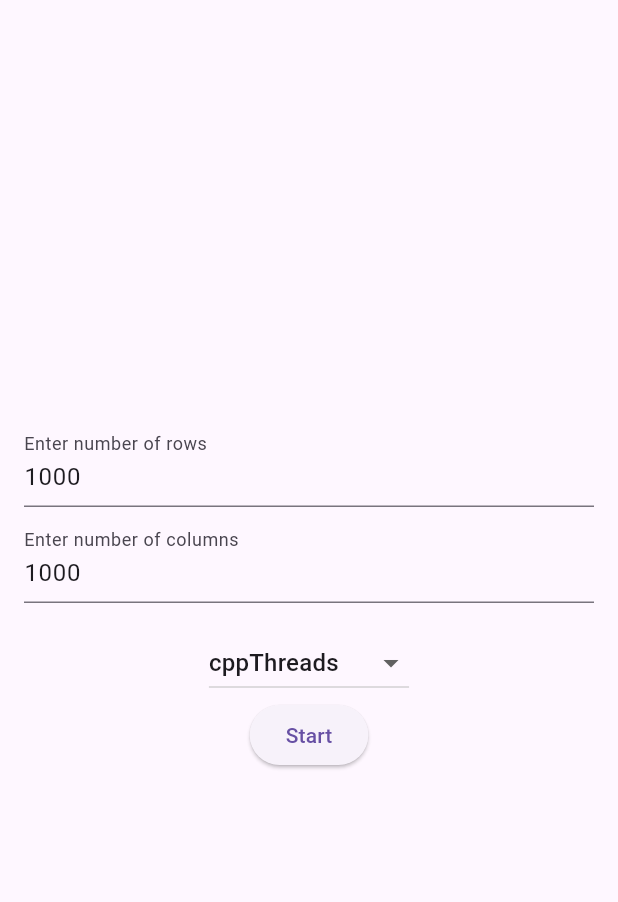
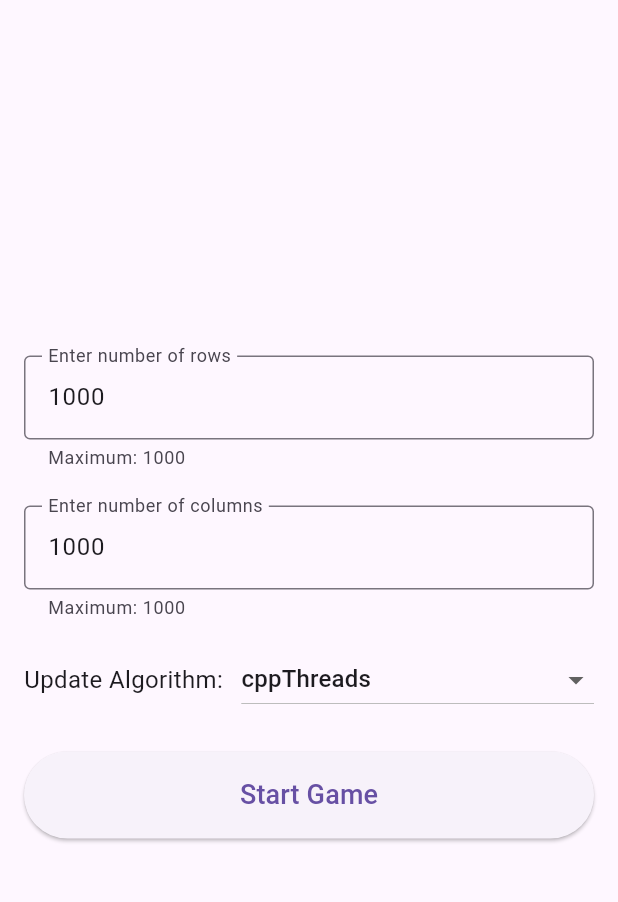
Before and after one commit to hazit90/FlutterGameOfLife, a Flutter app: the screen it shows after launch, on a phone screen of 412 x 824 dp, the part 63-965 px from its top. Run offline on Flutter 3.47's test engine with Material 3 defaults, Android fonts, the phone set to English and light mode, and no system bars; missing offline and left inert: circular_buffer, dart:ffi.

Commit message:
Refactor WelcomeScreen: Enhance input handling with improved validation and modularize UI components

```diff
--- a/game_of_life/lib/screens/welcome_screen.dart
+++ b/game_of_life/lib/screens/welcome_screen.dart
@@ -2,130 +2,225 @@ import 'package:flutter/material.dart';
 import 'package:game_of_life/screens/game_screen.dart';
 import 'package:game_of_life/data/update_type.dart';
 
-// ignore: non_constant_identifier_names
-String rows_cols = '1000';
+/// Default value for rows and columns input fields
+const String _defaultGridSize = '1000';
 
+/// Maximum allowed value for grid dimensions
+const int _maxGridSize = 1000;
+
+/// Welcome screen that allows users to configure Game of Life parameters
+///
+/// This screen provides:
+/// - Input fields for grid dimensions (rows and columns)
+/// - Dropdown to select update algorithm type
+/// - Validation for user inputs
+/// - Navigation to the game screen
 class WelcomeScreen extends StatefulWidget {
   const WelcomeScreen({super.key});
 
   @override
-  // ignore: library_private_types_in_public_api
-  _WelcomeScreenState createState() => _WelcomeScreenState();
+  State<WelcomeScreen> createState() => _WelcomeScreenState();
 }
 
 class _WelcomeScreenState extends State<WelcomeScreen> {
-  final TextEditingController _rowsController =
-      TextEditingController(text: rows_cols);
-  final TextEditingController _colsController =
-      TextEditingController(text: rows_cols);
+  /// Controller for the rows input field
+  late final TextEditingController _rowsController;
+
+  /// Controller for the columns input field
+  late final TextEditingController _colsController;
+
+  /// Currently selected update algorithm type
   UpdateType _selectedUpdateType = UpdateType.cppThreads;
+
+  @override
+  void initState() {
+    super.initState();
+    // Initialize controllers with default values
+    _rowsController = TextEditingController(text: _defaultGridSize);
+    _colsController = TextEditingController(text: _defaultGridSize);
+  }
 
   @override
   Widget build(BuildContext context) {
     return Scaffold(
-      appBar: AppBar(title: const Text('Welcome to Game of Life')),
+      appBar: AppBar(
+        title: const Text('Welcome to Game of Life'),
+      ),
       body: Padding(
         padding: const EdgeInsets.all(16.0),
         child: Column(
           mainAxisAlignment: MainAxisAlignment.center,
-          children: <Widget>[
-            TextField(
-              controller: _rowsController,
-              decoration:
-                  const InputDecoration(labelText: 'Enter number of rows'),
-              keyboardType: TextInputType.number,
-            ),
-            const SizedBox(height: 8),
-            TextField(
-              controller: _colsController,
-              decoration:
-                  const InputDecoration(labelText: 'Enter number of columns'),
-              keyboardType: TextInputType.number,
-            ),
+          children: [
+            _buildRowsInputField(),
+            const SizedBox(height: 24),
+            _buildColumnsInputField(),
             const SizedBox(height: 16),
-            DropdownButton<UpdateType>(
-              value: _selectedUpdateType,
-              onChanged: (UpdateType? newValue) {
-                setState(() {
-                  _selectedUpdateType = newValue!;
-                });
-              },
-              items: UpdateType.values
-                  .map<DropdownMenuItem<UpdateType>>((UpdateType value) {
-                return DropdownMenuItem<UpdateType>(
-                  value: value,
-                  child: Text(value.toString().split('.').last),
-                );
-              }).toList(),
-            ),
-            ElevatedButton(
-              onPressed: _startGame,
-              child: const Text('Start'),
-            ),
+            _buildUpdateTypeDropdown(),
+            const SizedBox(height: 24),
+            _buildStartButton(),
           ],
         ),
       ),
     );
   }
 
+  /// Builds the input field for number of rows
+  Widget _buildRowsInputField() {
+    return TextField(
+      controller: _rowsController,
+      decoration: const InputDecoration(
+        labelText: 'Enter number of rows',
+        border: OutlineInputBorder(),
+        helperText: 'Maximum: $_maxGridSize',
+      ),
+      keyboardType: TextInputType.number,
+    );
+  }
+
+  /// Builds the input field for number of columns
+  Widget _buildColumnsInputField() {
+    return TextField(
+      controller: _colsController,
+      decoration: const InputDecoration(
+        labelText: 'Enter number of columns',
+        border: OutlineInputBorder(),
+        helperText: 'Maximum: $_maxGridSize',
+      ),
+      keyboardType: TextInputType.number,
+    );
+  }
+
+  /// Builds the dropdown for selecting update algorithm type
+  Widget _buildUpdateTypeDropdown() {
+    return Row(
+      children: [
+        const Text(
+          'Update Algorithm: ',
+          style: TextStyle(fontSize: 16),
+        ),
+        const SizedBox(width: 8),
+        Expanded(
+          child: DropdownButton<UpdateType>(
+            value: _selectedUpdateType,
+            isExpanded: true,
+            onChanged: _onUpdateTypeChanged,
+            items: UpdateType.values.map(_buildDropdownItem).toList(),
+          ),
+        ),
+      ],
+    );
+  }
+
+  /// Builds individual dropdown menu items
+  DropdownMenuItem<UpdateType> _buildDropdownItem(UpdateType value) {
+    return DropdownMenuItem<UpdateType>(
+      value: value,
+      child: Text(_getUpdateTypeDisplayName(value)),
+    );
+  }
+
+  /// Gets a user-friendly display name for the update type
+  String _getUpdateTypeDisplayName(UpdateType updateType) {
+    return updateType.toString().split('.').last;
+  }
+
+  /// Builds the start game button
+  Widget _buildStartButton() {
+    return SizedBox(
+      width: double.infinity,
+      child: ElevatedButton(
+        onPressed: _startGame,
+        style: ElevatedButton.styleFrom(
+          padding: const EdgeInsets.symmetric(vertical: 16),
+        ),
+        child: const Text(
+          'Start Game',
+          style: TextStyle(fontSize: 18),
+        ),
+      ),
+    );
+  }
+
+  /// Handles changes to the update type dropdown
+  void _onUpdateTypeChanged(UpdateType? newValue) {
+    if (newValue != null) {
+      setState(() {
+        _selectedUpdateType = newValue;
+      });
+    }
+  }
+
+  /// Validates input and starts the game if all inputs are valid
   void _startGame() {
-    // Parse the input values
-
     final int rows = int.tryParse(_rowsController.text) ?? 0;
     final int cols = int.tryParse(_colsController.text) ?? 0;
 
-    // check max input
-    int maxInput = 1000;
-    if (rows > maxInput || cols > maxInput) {
-      // Show an error message if the input is not valid
-      showDialog(
+    // Validate maximum input values
+    if (_isInputTooLarge(rows, cols)) {
+      _showMaxInputExceededDialog();
+      return;
+    }
+
+    // Validate positive input values
+    if (_isInputInvalid(rows, cols)) {
+      _showInvalidInputDialog();
+      return;
+    }
+
+    // Navigate to game screen with validated parameters
+    _navigateToGameScreen(rows, cols);
+  }
+
+  /// Checks if input values exceed maximum allowed size
+  bool _isInputTooLarge(int rows, int cols) {
+    return rows > _maxGridSize || cols > _maxGridSize;
+  }
+
+  /// Checks if input values are invalid (non-positive)
+  bool _isInputInvalid(int rows, int cols) {
+    return rows <= 0 || cols <= 0;
+  }
+
+  /// Shows dialog when input exceeds maximum allowed values
+  void _showMaxInputExceededDialog() {
+    _showErrorDialog(
+      title: 'Input Too Large',
+      message:
+          'Please enter row and column values less than or equal to $_maxGridSize.',
+    );
+  }
+
+  /// Shows dialog when input values are invalid
+  void _showInvalidInputDialog() {
+    _showErrorDialog(
+      title: 'Invalid Input',
+      message: 'Please enter positive numbers for both rows and columns.',
+    );
+  }
+
+  /// Shows a generic error dialog with custom title and message
+  void _showErrorDialog({required String title, required String message}) {
+    showDialog<void>(
       context: context,
       builder: (BuildContext context) {
         return AlertDialog(
-            title: const Text('Invalid Input'),
-            content: Text(
-                'Please input row or column value of less than $maxInput.'),
-            actions: <Widget>[
+          title: Text(title),
+          content: Text(message),
+          actions: [
             TextButton(
+              onPressed: () => Navigator.of(context).pop(),
               child: const Text('OK'),
-                onPressed: () {
-                  Navigator.of(context).pop(); // Close the dialog
-                },
             ),
           ],
         );
       },
     );
-      return;
   }
 
-    // Validate the input
-    if (rows <= 0 || cols <= 0) {
-      // Show an error message if the input is not valid
-      showDialog(
-        context: context,
-        builder: (BuildContext context) {
-          return AlertDialog(
-            title: const Text('Invalid Input'),
-            content: const Text(
-                'Please enter a positive number for rows and columns.'),
-            actions: <Widget>[
-              TextButton(
-                child: const Text('OK'),
-                onPressed: () {
-                  Navigator.of(context).pop(); // Close the dialog
-                },
-              ),
-            ],
-          );
-        },
-      );
-      return;
-    }
-
-    // Navigate to the Game Screen with selected UpdateType
+  /// Navigates to the game screen with the specified parameters
+  void _navigateToGameScreen(int rows, int cols) {
     Navigator.of(context).push(
-      MaterialPageRoute(
+      MaterialPageRoute<void>(
         builder: (context) => GameScreen(
           rows: rows,
           columns: cols,
@@ -137,6 +232,7 @@ class _WelcomeScreenState extends State<WelcomeScreen> {
 
   @override
   void dispose() {
+    // Clean up controllers to prevent memory leaks
     _rowsController.dispose();
     _colsController.dispose();
     super.dispose();
```
Lines whose indentation alone changed are shown as unchanged.
